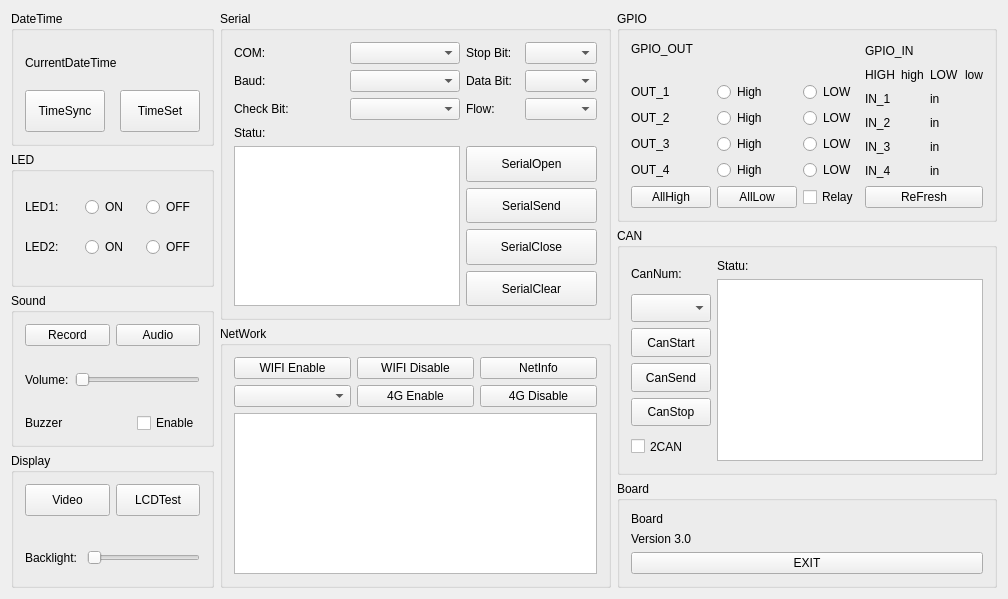
Chipsee/hardwaretest, file mainwindow.ui: the form before one commit.
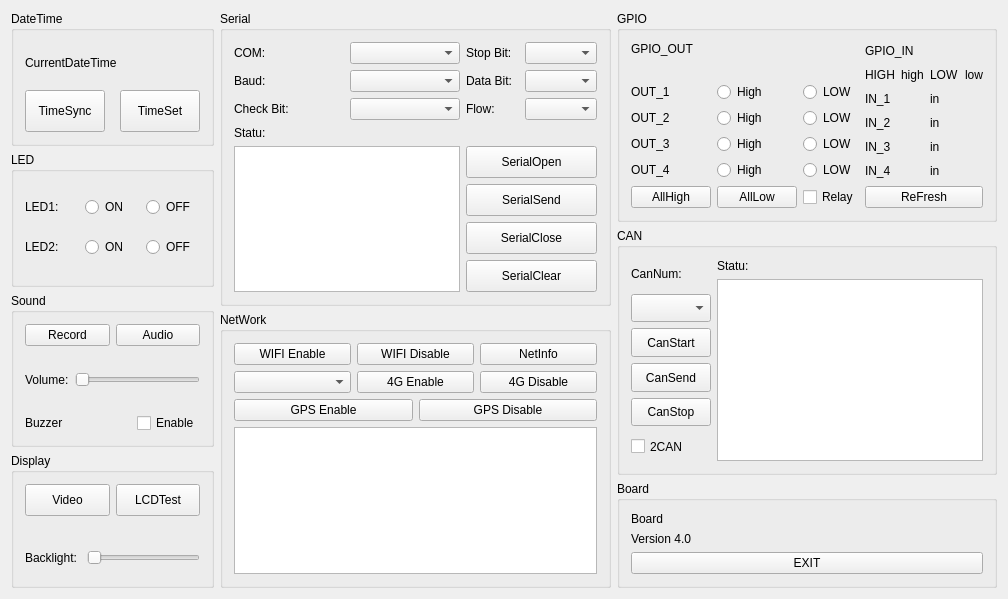
The form after the commit.

Commit message: 1. Add CS12800RA4101BOX product support. 2. Add GPS Test unit. 3. Change backlight path for Industrial Pi products. 4. New version V4.0

```diff
--- a/mainwindow.ui
+++ b/mainwindow.ui
@@ -582,9 +582,9 @@
         <property name="title">
          <string>NetWork</string>
         </property>
-        <layout class="QVBoxLayout" name="verticalLayout_4">
-         <item>
-          <layout class="QVBoxLayout" name="verticalLayout_N4G">
+        <layout class="QGridLayout" name="gridLayout">
+         <item row="0" column="0">
+          <layout class="QVBoxLayout" name="verticalLayout_W4G">
            <item>
             <layout class="QHBoxLayout" name="horizontalLayout_WIFI">
              <item>
@@ -668,9 +668,27 @@
              </item>
             </layout>
            </item>
+           <item>
+            <layout class="QHBoxLayout" name="horizontalLayout_GPS">
+             <item>
+              <widget class="QPushButton" name="pushButton_GPSEnable">
+               <property name="text">
+                <string>GPS Enable</string>
+               </property>
+              </widget>
+             </item>
+             <item>
+              <widget class="QPushButton" name="pushButton_GPSDisable">
+               <property name="text">
+                <string>GPS Disable</string>
+               </property>
+              </widget>
+             </item>
+            </layout>
+           </item>
           </layout>
          </item>
-         <item>
+         <item row="1" column="0">
           <widget class="QTextBrowser" name="textBrowser_network_text"/>
          </item>
         </layout>
@@ -1130,7 +1148,7 @@
             </sizepolicy>
            </property>
            <property name="text">
-            <string>Version 3.0</string>
+            <string>Version 4.0</string>
            </property>
           </widget>
          </item>
```
Left out of the diff: 6 changed lines with no effect on the pictures. The commit also changes 3 other files.
